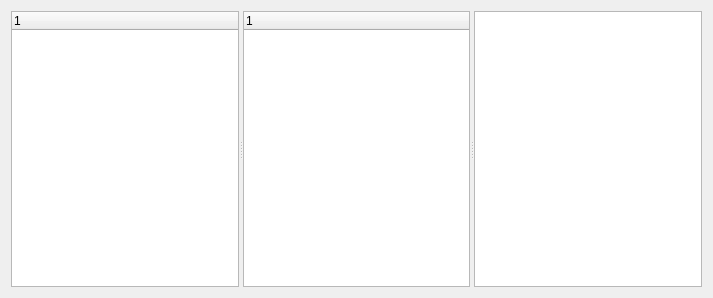
c-mellueh/SOM-Toolkit, file som_gui/module/compare/qt/attribute_compare_widget.ui: the form before one commit.
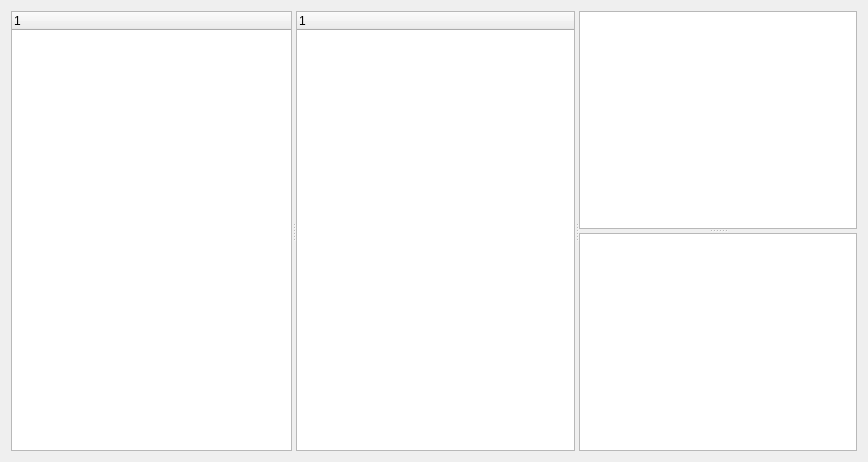
The form after the commit. Custom widgets are drawn as their Qt base class.

Commit message: move info table to Attribute Compare

Diff of the .ui file:
```diff
--- a/som_gui/module/compare/qt/attribute_compare_widget.ui
+++ b/som_gui/module/compare/qt/attribute_compare_widget.ui
@@ -6,8 +6,8 @@
             <rect>
                 <x>0</x>
                 <y>0</y>
-                <width>713</width>
-                <height>298</height>
+                <width>868</width>
+                <height>462</height>
             </rect>
         </property>
         <property name="windowTitle">
@@ -15,13 +15,7 @@
         </property>
         <layout class="QVBoxLayout" name="verticalLayout">
             <item>
-                <widget class="QSplitter" name="splitter">
-                    <property name="sizePolicy">
-                        <sizepolicy hsizetype="Expanding" vsizetype="Preferred">
-                            <horstretch>0</horstretch>
-                            <verstretch>1</verstretch>
-                        </sizepolicy>
-                    </property>
+                <widget class="QSplitter" name="splitter_3">
                     <property name="orientation">
                         <enum>Qt::Horizontal</enum>
                     </property>
@@ -38,6 +32,10 @@
                             </property>
                         </column>
                     </widget>
+                    <widget class="QSplitter" name="splitter_2">
+                        <property name="orientation">
+                            <enum>Qt::Horizontal</enum>
+                        </property>
                     <widget class="EntityTreeWidget" name="tree_widget_propertysets">
                         <property name="sizePolicy">
                             <sizepolicy hsizetype="Expanding" vsizetype="Preferred">
@@ -51,9 +49,13 @@
                             </property>
                         </column>
                     </widget>
+                        <widget class="QSplitter" name="splitter">
+                            <property name="orientation">
+                                <enum>Qt::Vertical</enum>
+                            </property>
                     <widget class="QTableWidget" name="table_widget_values">
                         <property name="sizePolicy">
-                            <sizepolicy hsizetype="Expanding" vsizetype="Preferred">
+                                    <sizepolicy hsizetype="Expanding" vsizetype="MinimumExpanding">
                                 <horstretch>0</horstretch>
                                 <verstretch>0</verstretch>
                             </sizepolicy>
@@ -64,6 +66,19 @@
                         <attribute name="horizontalHeaderStretchLastSection">
                             <bool>true</bool>
                         </attribute>
+                            </widget>
+                            <widget class="QTableWidget" name="table_infos">
+                                <property name="sizePolicy">
+                                    <sizepolicy hsizetype="Expanding" vsizetype="MinimumExpanding">
+                                        <horstretch>0</horstretch>
+                                        <verstretch>0</verstretch>
+                                    </sizepolicy>
+                                </property>
+                                <attribute name="horizontalHeaderStretchLastSection">
+                                    <bool>true</bool>
+                                </attribute>
+                            </widget>
+                        </widget>
                     </widget>
                 </widget>
             </item>
```
Lines whose indentation alone changed are shown as unchanged. The commit also changes 6 other files.
